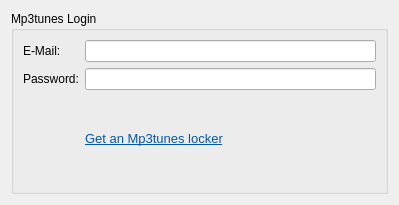
netrunner-debian-kde-extras/amarok, file src/services/mp3tunes/Mp3tunesConfigWidget.ui: the form before one commit.
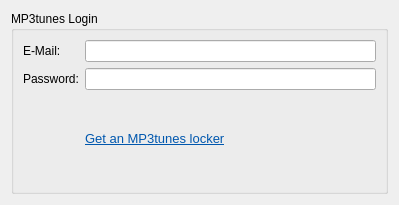
The form after the commit.

What changed in the file:
```diff
--- a/src/services/mp3tunes/Mp3tunesConfigWidget.ui
+++ b/src/services/mp3tunes/Mp3tunesConfigWidget.ui
@@ -13,7 +13,7 @@
    <item row="0" column="0" >
     <widget class="QGroupBox" name="groupBox" >
      <property name="title" >
-      <string>Mp3tunes Login</string>
+      <string>MP3tunes Login</string>
      </property>
      <layout class="QGridLayout" >
       <item row="0" column="0" >
@@ -86,7 +86,7 @@
 &lt;html>&lt;head>&lt;meta name="qrichtext" content="1" />&lt;style type="text/css">
 p, li { white-space: pre-wrap; }
 &lt;/style>&lt;/head>&lt;body style=" font-family:'DejaVu Sans'; font-size:10pt; font-weight:400; font-style:normal;">
-&lt;p style=" margin-top:0px; margin-bottom:0px; margin-left:0px; margin-right:0px; -qt-block-indent:0; text-indent:0px;">&lt;a href="https://shop.mp3tunes.com/myaccount/registration/">&lt;span style=" text-decoration: underline; color:#0057ae;">Get an Mp3tunes locker&lt;/span>&lt;/a>&lt;/p>&lt;/body>&lt;/html></string>
+&lt;p style=" margin-top:0px; margin-bottom:0px; margin-left:0px; margin-right:0px; -qt-block-indent:0; text-indent:0px;">&lt;a href="https://shop.mp3tunes.com/myaccount/registration/">&lt;span style=" text-decoration: underline; color:#0057ae;">Get an MP3tunes locker&lt;/span>&lt;/a>&lt;/p>&lt;/body>&lt;/html></string>
         </property>
         <property name="textFormat" >
          <enum>Qt::RichText</enum>
```
Left out of the diff: 6 changed lines with no effect on the pictures.
